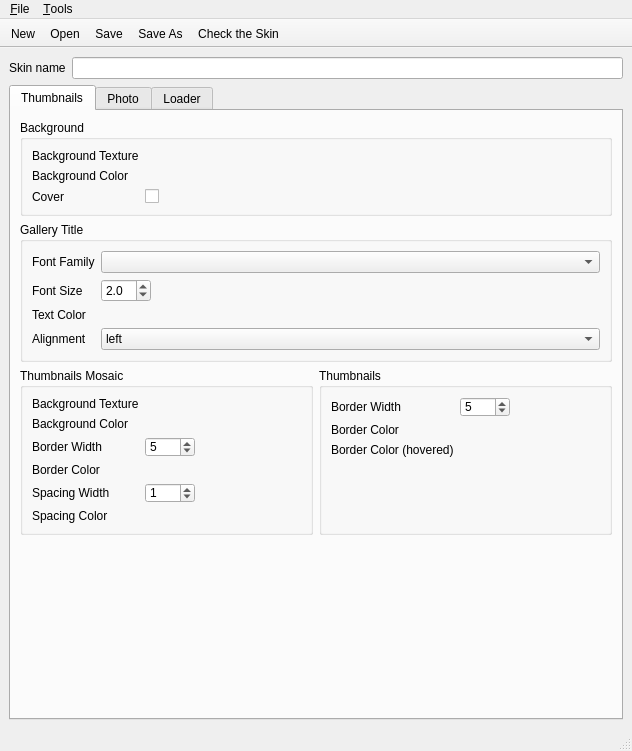
Qt form src/ui/WinSkinDesigner.ui (Pixinn/ezwebgallery) before a commit.
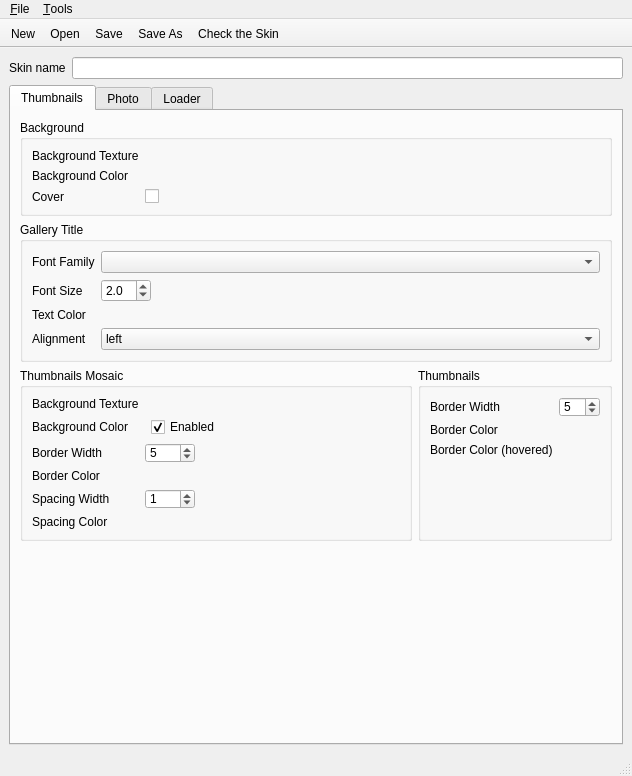
The same form after that commit. Icons and pictures are not drawn. Custom widgets are drawn as their Qt base class.

Commit message: + Updated skins & few bug corrections

What changed in the file:
```diff
--- a/src/ui/WinSkinDesigner.ui
+++ b/src/ui/WinSkinDesigner.ui
@@ -7,7 +7,7 @@
     <x>0</x>
     <y>0</y>
     <width>632</width>
-    <height>751</height>
+    <height>776</height>
    </rect>
   </property>
   <property name="windowTitle">
@@ -228,9 +228,6 @@
                  </property>
                 </widget>
                </item>
-               <item row="1" column="1">
-                <widget class="CColorPicker" name="cColorPicker_Mosaic_BckgColor"/>
-               </item>
                <item row="2" column="0">
                 <widget class="QLabel" name="label_Mosaic_BorderWidth">
                  <property name="text">
@@ -303,6 +300,49 @@
                <item row="5" column="1">
                 <widget class="CColorPicker" name="cColorPicker_Mosaic_SpacingColor"/>
                </item>
+               <item row="1" column="1">
+                <layout class="QHBoxLayout" name="horizontalLayout_5">
+                 <item>
+                  <widget class="CColorPicker" name="cColorPicker_Mosaic_BckgColor"/>
+                 </item>
+                 <item>
+                  <widget class="QCheckBox" name="checkBox_Mosaic_BckgColor_Enabled">
+                   <property name="text">
+                    <string>Enabled</string>
+                   </property>
+                   <property name="checked">
+                    <bool>true</bool>
+                   </property>
+                  </widget>
+                 </item>
+                 <item>
+                  <spacer name="horizontalSpacer_3">
+                   <property name="orientation">
+                    <enum>Qt::Horizontal</enum>
+                   </property>
+                   <property name="sizeHint" stdset="0">
+                    <size>
+                     <width>40</width>
+                     <height>20</height>
+                    </size>
+                   </property>
+                  </spacer>
+                 </item>
+                 <item>
+                  <spacer name="horizontalSpacer_2">
+                   <property name="orientation">
+                    <enum>Qt::Horizontal</enum>
+                   </property>
+                   <property name="sizeHint" stdset="0">
+                    <size>
+                     <width>40</width>
+                     <height>20</height>
+                    </size>
+                   </property>
+                  </spacer>
+                 </item>
+                </layout>
+               </item>
               </layout>
              </item>
             </layout>
```
Left out of the diff: 60 changed lines with no effect on the pictures. The commit also changes 40 other files.
